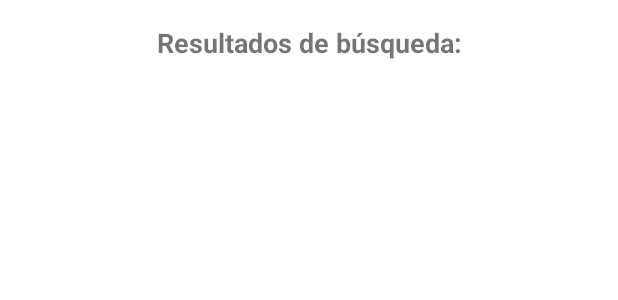
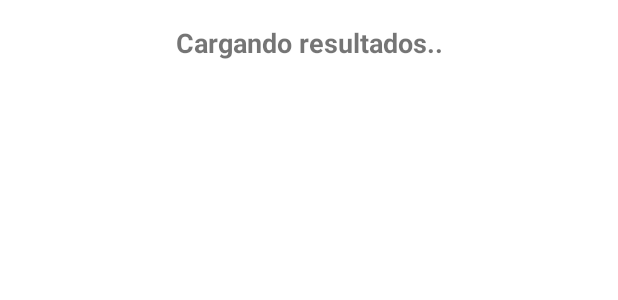
Before and after one commit to UTN-FRSF-TPS/DAM-APP, an Android app: the layout fragment_resultados_busqueda.xml on its own in the app's theme, with its tools: preview values and no code run, on a phone screen of 412 x 824 dp. Shown: the top 300 px of the screen. Run offline under Robolectric (Android 15) with nearby library versions, the phone set to English and light mode, and no system bars.

Commit message:
Agregado mensaje de carga de resultados

```diff
--- a/app/src/main/java/com/fvt/dondeestudio/ResultadosBusqueda.java
+++ b/app/src/main/java/com/fvt/dondeestudio/ResultadosBusqueda.java
@@ -89,7 +89,6 @@ public class ResultadosBusqueda extends Fragment {
         gC.filtrarClases(filtro, new Callback<ArrayList<Clase>>() {
             @Override
             public void onComplete(ArrayList<Clase> clases) {
-                System.out.println("TAM: " + clases.size());
                 if (clases.size() > 0) {
                     recycler.setLayoutManager(new LinearLayoutManager(getContext()));
                     recycler.setAdapter(new ClasesResultadoAdapter(getContext(), clases));
--- a/app/src/main/java/com/fvt/dondeestudio/adapters/ClasesResultadoAdapter.java
+++ b/app/src/main/java/com/fvt/dondeestudio/adapters/ClasesResultadoAdapter.java
@@ -31,6 +31,7 @@ public class ClasesResultadoAdapter extends RecyclerView.Adapter<ClasesResultado
             binding.asignatura2.setText(clase.getAsignatura());
             binding.profesor.setText(clase.getProfesor().getNombre() + " " + clase.getProfesor().getApellido());
             binding.horario.setText(clase.getHorario());
+           //TODO convertir de coordenadas a direccion para mostrar en el card view
             binding.botonReservar.setOnClickListener(l->{
                 GestorReservas gR = new GestorReservas();
                 gR.guardarReserva(FirebaseAuth.getInstance().getCurrentUser().getUid(), clase);
--- a/app/src/main/res/layout/fragment_resultados_busqueda.xml
+++ b/app/src/main/res/layout/fragment_resultados_busqueda.xml
@@ -19,7 +19,7 @@
         android:id="@+id/resultado"
         android:layout_width="match_parent"
         android:layout_height="wrap_content"
-        android:text="Resultados de búsqueda:"
+        android:text="Cargando resultados.."
         android:gravity="center"
         android:textSize="18sp"
         android:textStyle="bold"
```
Also changed, not shown: app/src/main/java/com/fvt/dondeestudio/gestores/GestorClases.java (+3 -4 lines).
